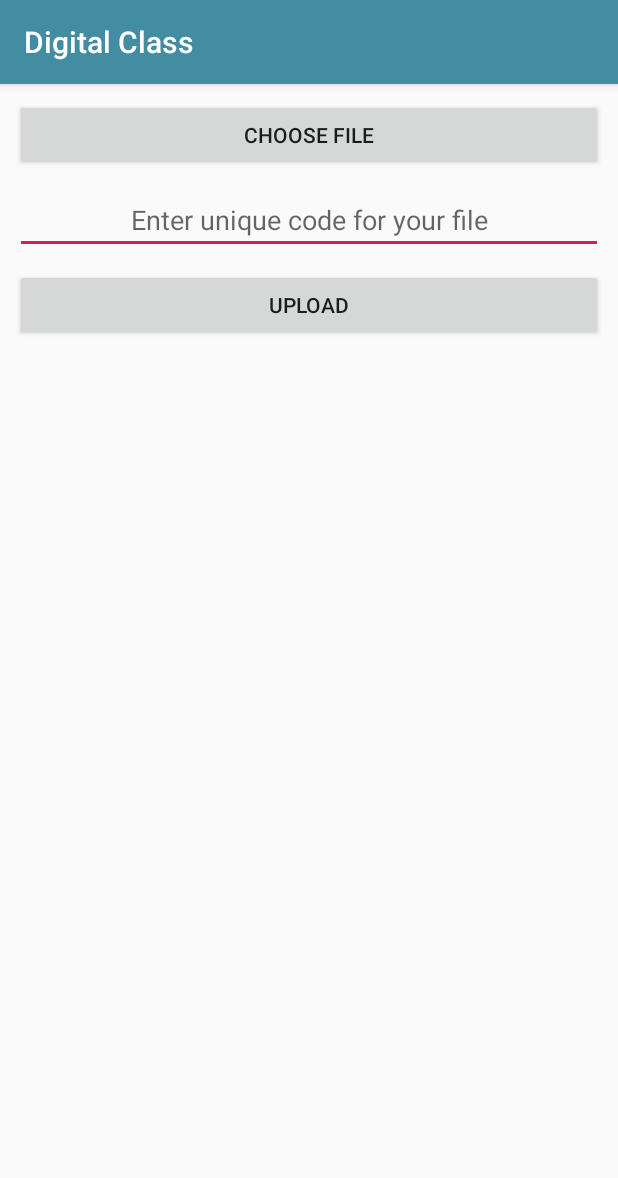
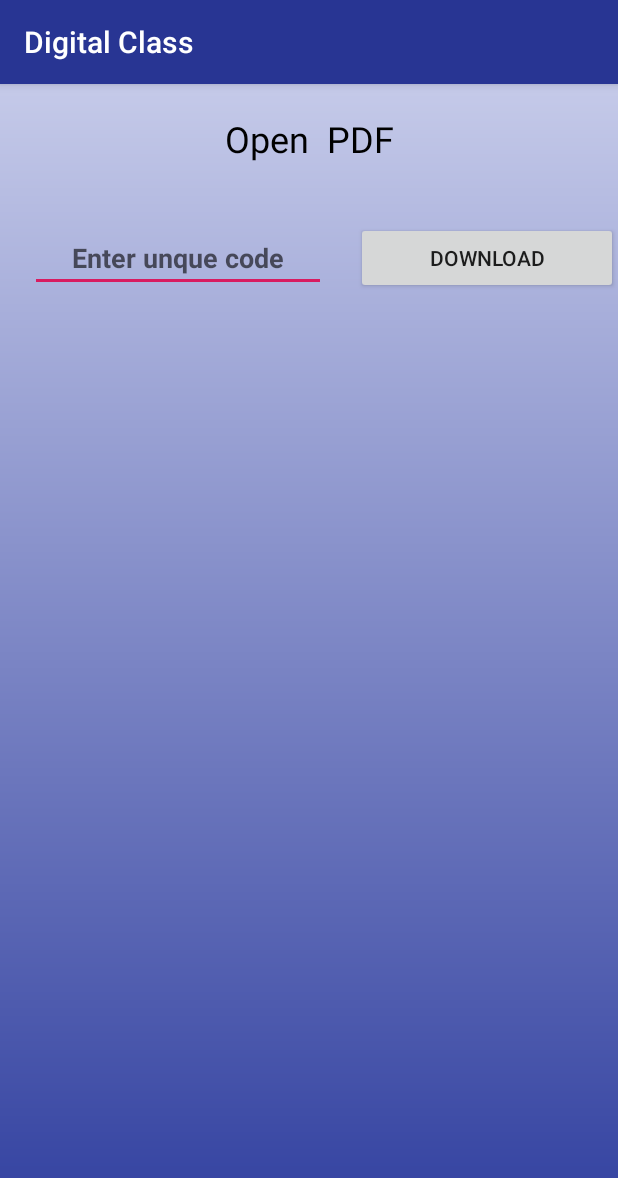
Before and after one commit to alucard-alexander/DigitalClass, an Android app: the screen it shows after launch (FileUpload before the commit, PDFReadings after it), on a phone screen of 412 x 824 dp. Shown: the top 1178 px of the screen. Run offline under Robolectric (Android 15) with nearby library versions, the phone set to English and light mode, and no system bars.

Commit message:
File downloadings

```diff
--- a/app/src/main/AndroidManifest.xml
+++ b/app/src/main/AndroidManifest.xml
@@ -11,20 +11,19 @@
         android:roundIcon="@mipmap/ic_launcher_round"
         android:supportsRtl="true"
         android:theme="@style/AppTheme">
-        <activity android:name=".FileUpload">
+        <activity android:name=".PDFReadings">
             <intent-filter>
                 <action android:name="android.intent.action.MAIN" />
 
                 <category android:name="android.intent.category.LAUNCHER" />
             </intent-filter>
         </activity>
+        <activity android:name=".FileUpload">
 
-        <activity android:name=".RegistrationPage"></activity>
-
-        <activity android:name=".LoginPage">
         </activity>
-
-        <activity android:name=".MainActivity"></activity>
+        <activity android:name=".RegistrationPage" />
+        <activity android:name=".LoginPage"></activity>
+        <activity android:name=".MainActivity" />
     </application>
 
 </manifest>
--- a/app/src/main/java/com/example/digitalclass/FileUpload.java
+++ b/app/src/main/java/com/example/digitalclass/FileUpload.java
@@ -49,11 +49,11 @@ public class FileUpload extends AppCompatActivity {
         ed7 = findViewById(R.id.editText7);
         db = FirebaseFirestore.getInstance();
         mStorageRef = FirebaseStorage.getInstance().getReference();
-        intent = new Intent(this,MainActivity.class);
+        intent = new Intent(this, MainActivity.class);
     }
 
-    public void uploadFile(View view){
-        if (pdfUri != null){
+    public void uploadFile(View view) {
+        if (pdfUri != null) {
             //String fileName = System.currentTimeMillis()+"";
             progressDialog = new ProgressDialog(this);
             progressDialog.setProgressStyle(ProgressDialog.STYLE_HORIZONTAL);
@@ -62,25 +62,19 @@ public class FileUpload extends AppCompatActivity {
             progressDialog.show();
 
             Uri file = pdfUri;
-            String fileName = System.currentTimeMillis()+"";
-            StorageReference riversRef = mStorageRef.child("images/"+fileName);
+            String fileName = System.currentTimeMillis() + "";
+            StorageReference riversRef = mStorageRef.child("pdf/" + fileName);
 
             riversRef.putFile(file)
                     .addOnSuccessListener(new OnSuccessListener<UploadTask.TaskSnapshot>() {
                         @Override
                         public void onSuccess(UploadTask.TaskSnapshot taskSnapshot) {
-                            // Get a URL to the uploaded content
+
                             String downloadUrl = taskSnapshot.getMetadata().getReference().getDownloadUrl().toString();
-                            //Toast.makeText(FileUpload.this, downloadUrl, Toast.LENGTH_SHORT).show();
-
-                            //Adding URl to the storage
 
                             Map<String, Object> fileURL1 = new HashMap<>();
                             fileURL1.put("url", downloadUrl);
-                            //fileURL1.put("code", ed7.getText().toString());
-                            //fileURL.put("born", 1815);
 
-                            // Add a new document with a generated ID
                             db.collection("filesURL")
                                     .document(ed7.getText().toString())
                                     .set(fileURL1)
@@ -113,51 +107,51 @@ public class FileUpload extends AppCompatActivity {
                     .addOnProgressListener(new OnProgressListener<UploadTask.TaskSnapshot>() {
                         @Override
                         public void onProgress(UploadTask.TaskSnapshot taskSnapshot) {
-                            int currentProgress = (int)(100*taskSnapshot.getBytesTransferred()/taskSnapshot.getTotalByteCount());
+                            int currentProgress = (int) (100 * taskSnapshot.getBytesTransferred() / taskSnapshot.getTotalByteCount());
                             progressDialog.setProgress(currentProgress);
                         }
                     })
             ;
 
 
-        }else{
+        } else {
             Toast.makeText(this, "Please choose the file and then upload", Toast.LENGTH_SHORT).show();
         }
     }
 
-    public void chooseFile(View view){
-        if (ContextCompat.checkSelfPermission(FileUpload.this, Manifest.permission.READ_EXTERNAL_STORAGE) == PackageManager.PERMISSION_GRANTED){
+    public void chooseFile(View view) {
+        if (ContextCompat.checkSelfPermission(FileUpload.this, Manifest.permission.READ_EXTERNAL_STORAGE) == PackageManager.PERMISSION_GRANTED) {
             selectPDF();
-        }else{
-            ActivityCompat.requestPermissions(FileUpload.this, new String[]{Manifest.permission.READ_EXTERNAL_STORAGE},9);
+        } else {
+            ActivityCompat.requestPermissions(FileUpload.this, new String[]{Manifest.permission.READ_EXTERNAL_STORAGE}, 9);
         }
     }
 
     @Override
     public void onRequestPermissionsResult(int requestCode, @NonNull String[] permissions, @NonNull int[] grantResults) {
         //super.onRequestPermissionsResult(requestCode, permissions, grantResults);
-        if (requestCode == 9 && grantResults[0] == PackageManager.PERMISSION_GRANTED){
+        if (requestCode == 9 && grantResults[0] == PackageManager.PERMISSION_GRANTED) {
             selectPDF();
-        }else{
+        } else {
             Toast.makeText(this, "Read Permission should be granted inorder to upload File", Toast.LENGTH_SHORT).show();
         }
     }
 
-    private void selectPDF(){
+    private void selectPDF() {
         Intent intent = new Intent();
         intent.setType("application/pdf");
         intent.setAction(Intent.ACTION_GET_CONTENT);
-        startActivityForResult(intent,86);
+        startActivityForResult(intent, 86);
     }
 
     @Override
     protected void onActivityResult(int requestCode, int resultCode, @Nullable Intent data) {
         super.onActivityResult(requestCode, resultCode, data);
-        if (requestCode == 86 && resultCode == RESULT_OK && data != null){
+        if (requestCode == 86 && resultCode == RESULT_OK && data != null) {
             pdfUri = data.getData();
             Toast.makeText(this, "File is choosen", Toast.LENGTH_SHORT).show();
             //25 Min
-        }else{
+        } else {
             Toast.makeText(this, "Please select a File", Toast.LENGTH_SHORT).show();
         }
     }
--- /dev/null
+++ b/app/src/main/java/com/example/digitalclass/PDFReadings.java
@@ -0,0 +1,20 @@
+package com.example.digitalclass;
+
+import androidx.appcompat.app.AppCompatActivity;
+
+import android.os.Bundle;
+import android.view.View;
+
+public class PDFReadings extends AppCompatActivity {
+
+    @Override
+    protected void onCreate(Bundle savedInstanceState) {
+        super.onCreate(savedInstanceState);
+        setContentView(R.layout.activity_pdfreadings);
+    }
+
+    public void downloadFile(View view){
+
+
+    }
+}
--- /dev/null
+++ b/app/src/main/res/drawable/gradient1.xml
@@ -0,0 +1,11 @@
+<?xml version="1.0" encoding="utf-8"?>
+<shape android:shape="rectangle"
+    xmlns:android="http://schemas.android.com/apk/res/android">
+
+    <gradient
+        android:startColor="#303F9F"
+        android:endColor="#C5CAE9"
+        android:angle="90"
+        />
+
+</shape>
--- /dev/null
+++ b/app/src/main/res/layout/activity_pdfreadings.xml
@@ -0,0 +1,72 @@
+<?xml version="1.0" encoding="utf-8"?>
+<androidx.constraintlayout.widget.ConstraintLayout xmlns:android="http://schemas.android.com/apk/res/android"
+    xmlns:app="http://schemas.android.com/apk/res-auto"
+    xmlns:tools="http://schemas.android.com/tools"
+    android:layout_width="match_parent"
+    android:layout_height="match_parent"
+    tools:context=".PDFReadings">
+
+    <ScrollView
+        android:layout_width="0dp"
+        android:layout_height="0dp"
+        android:foregroundGravity="center"
+        app:layout_constraintBottom_toBottomOf="parent"
+        app:layout_constraintEnd_toEndOf="parent"
+        app:layout_constraintStart_toStartOf="parent"
+        app:layout_constraintTop_toTopOf="parent"
+        android:background="@drawable/gradient1">
+
+        <LinearLayout
+            android:layout_width="match_parent"
+            android:layout_height="wrap_content"
+            android:gravity="center"
+            android:orientation="vertical"
+
+            >
+
+            <TextView
+                android:id="@+id/textView"
+                android:layout_width="match_parent"
+                android:layout_height="73dp"
+                android:fontFamily="sans-serif-thin"
+                android:gravity="center"
+                android:text="Open  PDF"
+                android:textAlignment="center"
+                android:textColor="@android:color/background_dark"
+                android:textSize="24sp"
+                android:textStyle="bold" />
+
+            <LinearLayout
+                android:layout_width="match_parent"
+                android:layout_height="match_parent"
+                android:gravity="center"
+                android:orientation="horizontal"
+                android:textAlignment="center">
+
+                <EditText
+                    android:id="@+id/editText8"
+                    android:layout_width="197dp"
+                    android:layout_height="wrap_content"
+                    android:layout_marginLeft="20dp"
+                    android:layout_marginTop="20dp"
+                    android:layout_marginRight="20dp"
+                    android:layout_marginBottom="20dp"
+                    android:ems="10"
+                    android:gravity="center"
+                    android:hint="@string/fileCode"
+                    android:inputType="textPersonName"
+                    android:textAlignment="center"
+                    android:textStyle="bold" />
+
+                <Button
+                    android:id="@+id/button7"
+                    android:layout_width="match_parent"
+                    android:layout_height="wrap_content"
+                    android:layout_weight="1"
+                    android:onClick="downloadFile"
+                    android:text="Download" />
+            </LinearLayout>
+
+        </LinearLayout>
+    </ScrollView>
+</androidx.constraintlayout.widget.ConstraintLayout>
--- a/app/src/main/res/values/colors.xml
+++ b/app/src/main/res/values/colors.xml
@@ -1,7 +1,7 @@
 <?xml version="1.0" encoding="utf-8"?>
 <resources>
-    <color name="colorPrimary">#438da3</color>
-    <color name="colorPrimaryDark">#06818a</color>
+    <color name="colorPrimary">#283593</color>
+    <color name="colorPrimaryDark">#1A237E</color>
     <color name="colorAccent">#D81B60</color>
     <color name="good">#9dd9eb</color>
     <color name="bad">#eba89d</color>
--- a/app/src/main/res/values/strings.xml
+++ b/app/src/main/res/values/strings.xml
@@ -10,4 +10,5 @@
     <string name="logIn">Log In</string>
     <string name="signIn">Sign In</string>
     <string name="fileName">Enter unique code for your file</string>
+    <string name="fileCode">Enter unque code</string>
 </resources>
```
Also changed, not shown: 1 other file.
